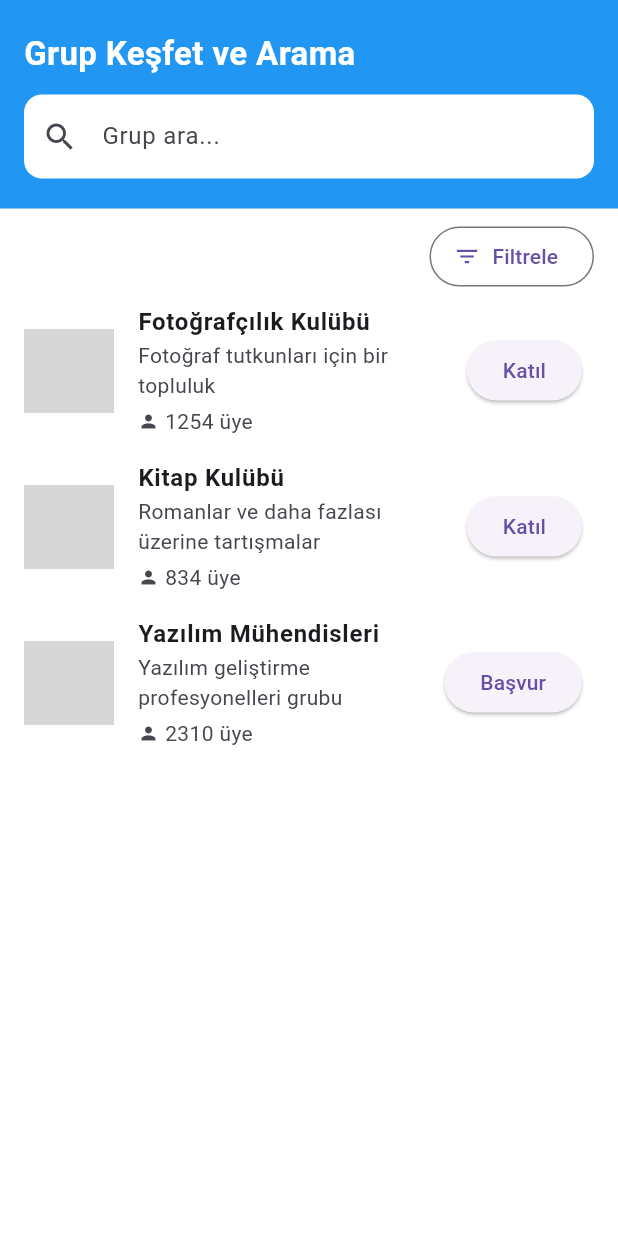
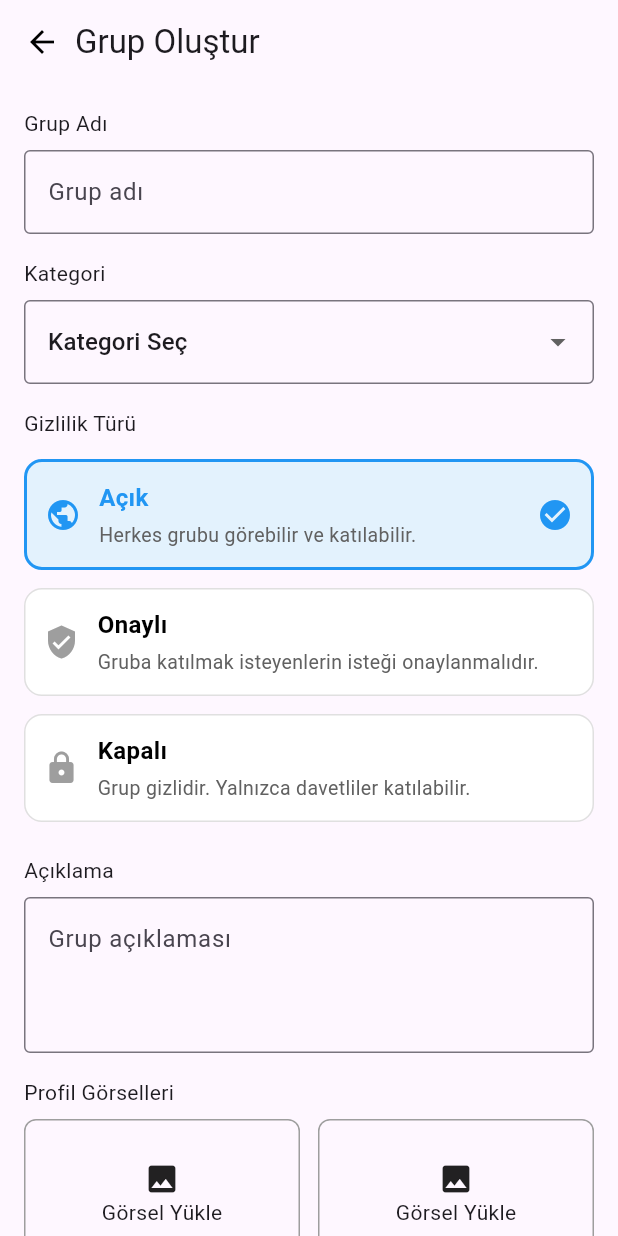
Before and after one commit to mansur61/milyonada_ui, a Flutter app: the screen it shows after launch, on a phone screen of 412 x 824 dp. Run offline on Flutter 3.47's test engine with Material 3 defaults, Android fonts, the phone set to English and light mode, and no system bars; our stand-ins replace equatable, flutter_bloc; grey boxes are pictures that could not be loaded.

Commit message:
grup oluştur uı iletildi. ss iletildi.

```diff
--- a/milyonada/lib/bloc/group_bloc.dart
+++ b/milyonada/lib/bloc/group_bloc.dart
@@ -15,21 +15,21 @@ class GroupBloc extends Bloc<GroupEvent, GroupState> {
           description: 'Fotoğraf tutkunları için bir topluluk',
           members: 1254,
           imageUrl: 'https://picsum.photos/150?random=2', // Fotoğrafçılık
-          buttonText: 'Katıl',
+          buttonText: 'Katıl', category: '', privacy: '',
         ),
         GroupModel(
           name: 'Kitap Kulübü',
           description: 'Romanlar ve daha fazlası üzerine tartışmalar',
           members: 834,
           imageUrl: 'https://picsum.photos/150?random=1', // Kitap Kulübü
-          buttonText: 'Katıl',
+          buttonText: 'Katıl',category: '', privacy: ''
         ),
         GroupModel(
           name: 'Yazılım Mühendisleri',
           description: 'Yazılım geliştirme profesyonelleri grubu',
           members: 2310,
           imageUrl: 'https://picsum.photos/150?random=3', // Yazılım
-          buttonText: 'Başvur',
+          buttonText: 'Başvur',category: '', privacy: ''
         ),
       ]));
     });
--- /dev/null
+++ b/milyonada/lib/bloc/group_create/group_create_bloc.dart
@@ -0,0 +1,38 @@
+import 'package:flutter_bloc/flutter_bloc.dart';
+import 'group_create_event.dart';
+import 'group_create_state.dart';
+
+class GroupCreateBloc extends Bloc<GroupCreateEvent, GroupCreateState> {
+  GroupCreateBloc() : super(GroupCreateState()) {
+    on<GroupNameChanged>((event, emit) {
+      emit(state.copyWith(name: event.name));
+    });
+
+    on<GroupCategoryChanged>((event, emit) {
+      emit(state.copyWith(category: event.category));
+    });
+
+    on<GroupPrivacyChanged>((event, emit) {
+      emit(state.copyWith(privacy: event.privacy));
+    });
+
+    on<GroupDescriptionChanged>((event, emit) {
+      emit(state.copyWith(description: event.description));
+    });
+
+    on<GroupImage1Selected>((event, emit) {
+      // Simülasyon: gerçek görsel yükleme yerine dummy path
+      emit(state.copyWith(image1Path: 'path/to/image1.jpg'));
+    });
+
+    on<GroupImage2Selected>((event, emit) {
+      emit(state.copyWith(image2Path: 'path/to/image2.jpg'));
+    });
+
+    on<GroupFormSubmitted>((event, emit) async {
+      emit(state.copyWith(isSubmitting: true));
+      await Future.delayed(const Duration(seconds: 2));
+      emit(state.copyWith(isSubmitting: false));
+    });
+  }
+}
--- /dev/null
+++ b/milyonada/lib/bloc/group_create/group_create_event.dart
@@ -0,0 +1,27 @@
+abstract class GroupCreateEvent {}
+
+class GroupNameChanged extends GroupCreateEvent {
+  final String name;
+  GroupNameChanged(this.name);
+}
+
+class GroupCategoryChanged extends GroupCreateEvent {
+  final String category;
+  GroupCategoryChanged(this.category);
+}
+
+class GroupPrivacyChanged extends GroupCreateEvent {
+  final String privacy;
+  GroupPrivacyChanged(this.privacy);
+}
+
+class GroupDescriptionChanged extends GroupCreateEvent {
+  final String description;
+  GroupDescriptionChanged(this.description);
+}
+
+class GroupImage1Selected extends GroupCreateEvent {}
+
+class GroupImage2Selected extends GroupCreateEvent {}
+
+class GroupFormSubmitted extends GroupCreateEvent {}
--- /dev/null
+++ b/milyonada/lib/bloc/group_create/group_create_state.dart
@@ -0,0 +1,39 @@
+class GroupCreateState {
+  final String name;
+  final String? category;
+  final String privacy;
+  final String description;
+  final String? image1Path;
+  final String? image2Path;
+  final bool isSubmitting;
+
+  GroupCreateState({
+    this.name = '',
+    this.category,
+    this.privacy = 'Açık',
+    this.description = '',
+    this.image1Path,
+    this.image2Path,
+    this.isSubmitting = false,
+  });
+
+  GroupCreateState copyWith({
+    String? name,
+    String? category,
+    String? privacy,
+    String? description,
+    String? image1Path,
+    String? image2Path,
+    bool? isSubmitting,
+  }) {
+    return GroupCreateState(
+      name: name ?? this.name,
+      category: category ?? this.category,
+      privacy: privacy ?? this.privacy,
+      description: description ?? this.description,
+      image1Path: image1Path ?? this.image1Path,
+      image2Path: image2Path ?? this.image2Path,
+      isSubmitting: isSubmitting ?? this.isSubmitting,
+    );
+  }
+}
--- a/milyonada/lib/main.dart
+++ b/milyonada/lib/main.dart
@@ -2,6 +2,7 @@ import 'package:flutter/material.dart';
 import 'package:flutter_bloc/flutter_bloc.dart';
 import 'bloc/group_bloc.dart';
 import 'screen/group_discovery_screen.dart';
+import 'screen/group_create_screen.dart';
 
 void main() {
   runApp(const MyApp());
@@ -12,12 +13,20 @@ class MyApp extends StatelessWidget {
 
   @override
   Widget build(BuildContext context) {
-    return MaterialApp(
-      title: 'Grup Keşfet',
-      debugShowCheckedModeBanner: false,
-      home: BlocProvider(
-        create: (_) => GroupBloc()..add(LoadGroups()),
-        child: const GroupDiscoveryScreen(),
+    return MultiBlocProvider(
+      providers: [
+        BlocProvider(create: (_) => GroupBloc()..add(LoadGroups())),
+        // Diğer bloclar eklenebilir
+      ],
+      child: MaterialApp(
+        debugShowCheckedModeBanner: false,
+        title: 'Grup Uygulaması',
+        initialRoute: '/',
+        routes: {
+          '/': (context) => const GroupCreateScreen(),//GroupDiscoveryScreen(),
+          '/create': (context) => const GroupCreateScreen(),
+          // diğer sayfalar buraya eklenebilir
+        },
       ),
     );
   }
--- a/milyonada/lib/model/group_model.dart
+++ b/milyonada/lib/model/group_model.dart
@@ -1,15 +1,52 @@
+// ignore_for_file: public_member_api_docs, sort_constructors_first
 class GroupModel {
   final String name;
   final String description;
   final int members;
   final String imageUrl;
   final String buttonText;
-
+  final String category;
+  final String privacy;
+  final String? image1Path;
+  final String? image2Path;
   GroupModel({
     required this.name,
     required this.description,
     required this.members,
     required this.imageUrl,
     required this.buttonText,
+    required this.category,
+    required this.privacy,
+    this.image1Path,
+    this.image2Path,
   });
+
+
+  Map<String, dynamic> toMap()
+    => <String, dynamic>{
+      'name': name,
+      'description': description,
+      'members': members,
+      'imageUrl': imageUrl,
+      'buttonText': buttonText,
+      'category': category,
+      'privacy': privacy,
+      'image1Path': image1Path,
+      'image2Path': image2Path,
+    };
+
+
+  factory GroupModel.fromMap(Map<String, dynamic> map)
+    => GroupModel(
+      name: map['name'] as String,
+      description: map['description'] as String,
+      members: map['members'] as int,
+      imageUrl: map['imageUrl'] as String,
+      buttonText: map['buttonText'] as String,
+      category: map['category'] as String,
+      privacy: map['privacy'] as String,
+      image1Path: map['image1Path'] != null ? map['image1Path'] as String : null,
+      image2Path: map['image2Path'] != null ? map['image2Path'] as String : null,
+    );
+
 }
--- /dev/null
+++ b/milyonada/lib/screen/group_create_screen.dart
@@ -0,0 +1,201 @@
+import 'package:flutter/material.dart';
+import 'package:flutter_bloc/flutter_bloc.dart';
+import '../bloc/group_create/group_create_bloc.dart';
+import '../bloc/group_create/group_create_event.dart';
+import '../bloc/group_create/group_create_state.dart';
+import 'widgets/group_privacy_option.dart';
+
+class GroupCreateScreen extends StatelessWidget {
+  const GroupCreateScreen({super.key});
+
+  @override
+  Widget build(BuildContext context) {
+    return BlocProvider(
+      create: (_) => GroupCreateBloc(),
+      child: Scaffold(
+        appBar: AppBar(
+          title: Row(
+            children: [
+              GestureDetector(
+                onTap: () {
+                  /* Navigator.push(
+                    context,
+                    MaterialPageRoute(builder: (_) => const AnotherScreen()),
+                  );*/
+                },
+                child: const Icon(Icons.arrow_back, color: Colors.black),
+              ),
+              const SizedBox(width: 10),
+              const Text('Grup Oluştur'),
+            ],
+          ),
+        ),
+        body: const GroupCreateForm(),
+      ),
+    );
+  }
+}
+
+class GroupCreateForm extends StatelessWidget {
+  const GroupCreateForm({super.key});
+
+  @override
+  Widget build(BuildContext context) {
+    final bloc = context.read<GroupCreateBloc>();
+
+    return BlocBuilder<GroupCreateBloc, GroupCreateState>(
+      builder: (context, state) {
+        return SingleChildScrollView(
+          padding: const EdgeInsets.all(16),
+          child: Column(
+            crossAxisAlignment: CrossAxisAlignment.start,
+            children: [
+              const Text('Grup Adı'),
+              const SizedBox(height: 8),
+              TextField(
+                onChanged: (val) => bloc.add(GroupNameChanged(val)),
+                decoration: const InputDecoration(
+                  border: OutlineInputBorder(),
+                  hintText: 'Grup adı',
+                ),
+              ),
+              const SizedBox(height: 16),
+              const Text('Kategori'),
+              const SizedBox(height: 8),
+              DropdownButtonFormField<String>(
+                value: state.category ?? "Kategori Seç",
+                items: [
+                  'Kategori Seç',
+                  'Kitap',
+                  'Spor',
+                  'Yazılım',
+                  'Fotoğrafçılık'
+                ]
+                    .map((e) => DropdownMenuItem(value: e, child: Text(e)))
+                    .toList(),
+                onChanged: (val) => bloc.add(GroupCategoryChanged(val!)),
+                decoration: const InputDecoration(border: OutlineInputBorder()),
+              ),
+              const SizedBox(height: 16),
+              const Text('Gizlilik Türü'),
+              const SizedBox(height: 8),
+              GroupPrivacyOption(
+                title: 'Açık',
+                description: 'Herkes grubu görebilir ve katılabilir.',
+                icon: Icons.public,
+                isSelected: state.privacy == 'Açık',
+                onTap: () => bloc.add(GroupPrivacyChanged('Açık')),
+              ),
+              GroupPrivacyOption(
+                title: 'Onaylı',
+                description:
+                    'Gruba katılmak isteyenlerin isteği onaylanmalıdır.',
+                icon: Icons.verified_user,
+                isSelected: state.privacy == 'Onaylı',
+                onTap: () => bloc.add(GroupPrivacyChanged('Onaylı')),
+              ),
+              GroupPrivacyOption(
+                title: 'Kapalı',
+                description: 'Grup gizlidir. Yalnızca davetliler katılabilir.',
+                icon: Icons.lock,
+                isSelected: state.privacy == 'Kapalı',
+                onTap: () => bloc.add(GroupPrivacyChanged('Kapalı')),
+              ),
+              const SizedBox(height: 16),
+              const Text('Açıklama'),
+              const SizedBox(height: 8),
+              TextField(
+                maxLines: 3,
+                onChanged: (val) => bloc.add(GroupDescriptionChanged(val)),
+                decoration: const InputDecoration(
+                  border: OutlineInputBorder(),
+                  hintText: 'Grup açıklaması',
+                ),
+              ),
+              const SizedBox(height: 16),
+              const Text('Profil Görselleri'),
+              const SizedBox(height: 8),
+              Row(
+                children: [
+                  Expanded(
+                    child: GestureDetector(
+                      onTap: () => bloc.add(GroupImage1Selected()),
+                      child: Container(
+                        height: 100,
+                        decoration: BoxDecoration(
+                          border: Border.all(color: Colors.grey),
+                          borderRadius: BorderRadius.circular(8),
+                        ),
+                        child: Center(
+                          child: state.image1Path == null
+                              ? const Column(
+                                  mainAxisAlignment: MainAxisAlignment.center,
+                                  children: [
+                                    Icon(Icons.image),
+                                    Text('Görsel Yükle'),
+                                  ],
+                                )
+                              : const Icon(Icons.check, color: Colors.green),
+                        ),
+                      ),
+                    ),
+                  ),
+                  const SizedBox(width: 12),
+                  Expanded(
+                    child: GestureDetector(
+                      onTap: () => bloc.add(GroupImage2Selected()),
+                      child: Container(
+                        height: 100,
+                        decoration: BoxDecoration(
+                          border: Border.all(color: Colors.grey),
+                          borderRadius: BorderRadius.circular(8),
+                        ),
+                        child: Center(
+                          child: state.image2Path == null
+                              ? const Column(
+                                  mainAxisAlignment: MainAxisAlignment.center,
+                                  children: [
+                                    Icon(Icons.image),
+                                    Text('Görsel Yükle'),
+                                  ],
+                                )
+                              : const Icon(Icons.check, color: Colors.green),
+                        ),
+                      ),
+                    ),
+                  ),
+                ],
+              ),
+              const SizedBox(height: 24),
+              Padding(
+                padding: const EdgeInsets.symmetric(
+                    horizontal: 16), // Yatayda boşluk
+                child: SizedBox(
+                  width: double
+                      .infinity, // Buton genişliği ekranın tamamı, ama padding sayesinde yanlarda boşluk olur
+                  child: ElevatedButton(
+                    style: ElevatedButton.styleFrom(
+                      backgroundColor: Colors.blue, // Butonun mavi rengi
+                    ),
+                    onPressed: state.isSubmitting
+                        ? null
+                        : () => bloc.add(GroupFormSubmitted()),
+                    child: state.isSubmitting
+                        ? const CircularProgressIndicator(color: Colors.white)
+                        : const Text(
+                            'Oluştur',
+                            style: TextStyle(
+                              color: Colors
+                                  .white, // Yazı rengi beyaz olsun ki mavi üzerinde görünür olsun
+                            ),
+                          ),
+                  ),
+                ),
+              )
+            ],
+          ),
+        );
+      },
+    );
+  }
+}
--- /dev/null
+++ b/milyonada/lib/screen/widgets/group_privacy_option.dart
@@ -0,0 +1,64 @@
+import 'package:flutter/material.dart';
+
+class GroupPrivacyOption extends StatelessWidget {
+  final String title;
+  final String description;
+  final IconData icon;
+  final bool isSelected;
+  final VoidCallback onTap;
+
+  const GroupPrivacyOption({
+    super.key,
+    required this.title,
+    required this.description,
+    required this.icon,
+    required this.isSelected,
+    required this.onTap,
+  });
+
+  @override
+  Widget build(BuildContext context) {
+    return GestureDetector(
+      onTap: onTap,
+      child: Container(
+        padding: const EdgeInsets.all(12),
+        margin: const EdgeInsets.symmetric(vertical: 6),
+        decoration: BoxDecoration(
+          color: isSelected ? Colors.blue.shade50 : Colors.white,
+          border: Border.all(
+            color: isSelected ? Colors.blue : Colors.grey.shade300,
+            width: isSelected ? 2 : 1,
+          ),
+          borderRadius: BorderRadius.circular(12),
+        ),
+        child: Row(
+          children: [
+            Icon(icon, color: isSelected ? Colors.blue : Colors.grey),
+            const SizedBox(width: 12),
+            Expanded(
+              child: Column(
+                crossAxisAlignment: CrossAxisAlignment.start,
+                children: [
+                  Text(title,
+                      style: TextStyle(
+                        fontSize: 16,
+                        fontWeight: FontWeight.bold,
+                        color: isSelected ? Colors.blue : Colors.black,
+                      )),
+                  const SizedBox(height: 4),
+                  Text(description,
+                      style: TextStyle(
+                        fontSize: 13,
+                        color: Colors.grey[700],
+                      )),
+                ],
+              ),
+            ),
+            if (isSelected)
+              const Icon(Icons.check_circle, color: Colors.blue)
+          ],
+        ),
+      ),
+    );
+  }
+}
```
Also changed, not shown: milyonada/lib/ss/grup_olustur.PNG (added).
